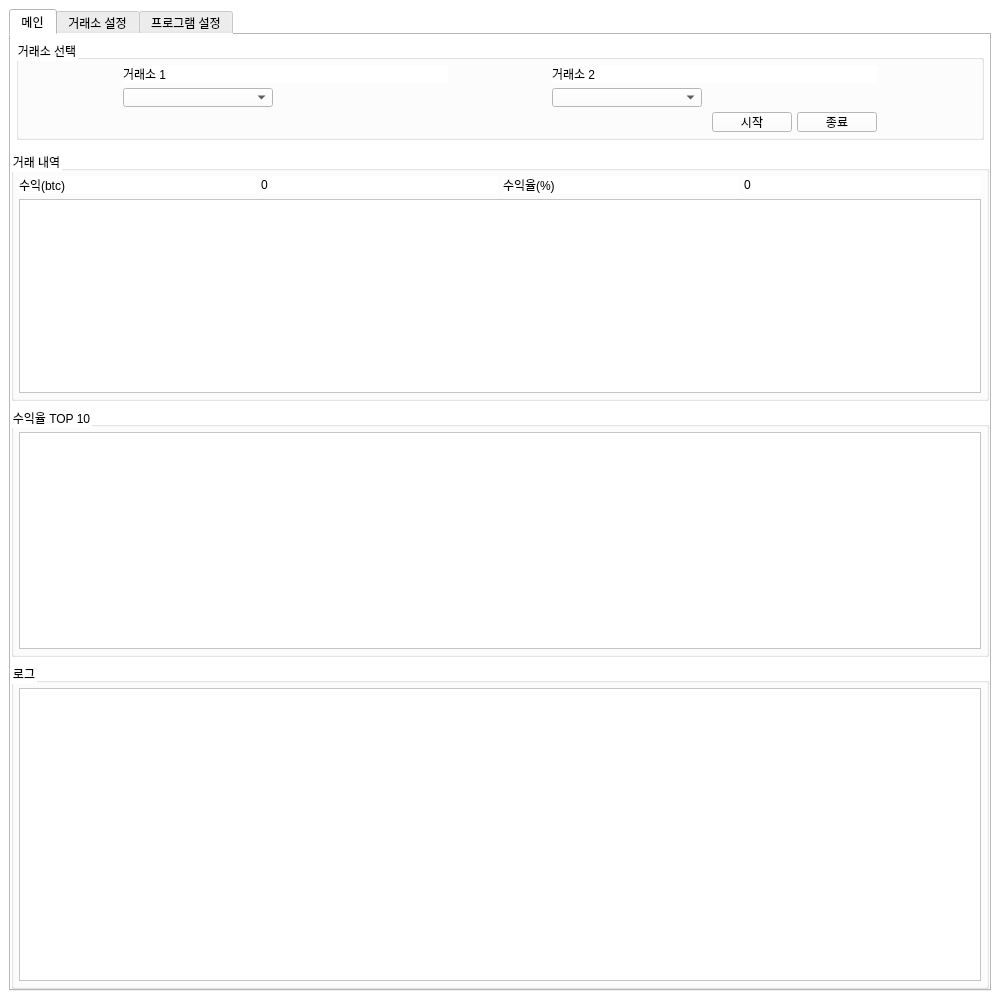
This is static/guis/main.ui in songsb13/DiffTrader as Qt 5 draws it before an edit. The edited form follows.
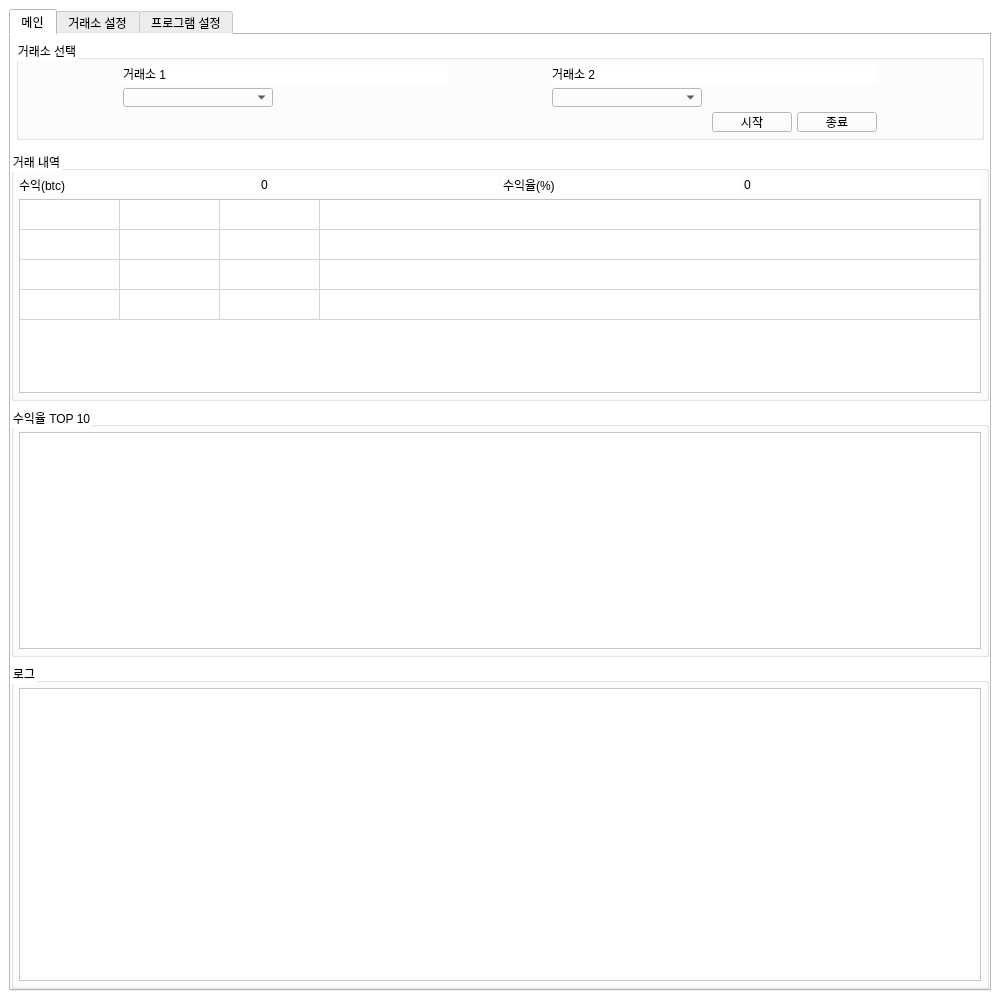
This is the edited form. Icons and pictures are not drawn.

Commit message: fixed view to widget

The edit to the form file:
```diff
--- a/static/guis/main.ui
+++ b/static/guis/main.ui
@@ -289,22 +289,6 @@
                </property>
               </widget>
              </item>
-             <item row="1" column="0" colspan="4">
-              <widget class="QTableView" name="tradeHistoryView">
-               <attribute name="horizontalHeaderCascadingSectionResizes">
-                <bool>true</bool>
-               </attribute>
-               <attribute name="horizontalHeaderDefaultSectionSize">
-                <number>125</number>
-               </attribute>
-               <attribute name="verticalHeaderCascadingSectionResizes">
-                <bool>true</bool>
-               </attribute>
-               <attribute name="verticalHeaderStretchLastSection">
-                <bool>true</bool>
-               </attribute>
-              </widget>
-             </item>
              <item row="0" column="1">
               <widget class="QLabel" name="profitBTC">
                <property name="text">
@@ -319,6 +303,63 @@
                </property>
               </widget>
              </item>
+             <item row="1" column="0" colspan="4">
+              <widget class="QTableWidget" name="tradeHistoryView">
+               <property name="showGrid">
+                <bool>true</bool>
+               </property>
+               <property name="wordWrap">
+                <bool>true</bool>
+               </property>
+               <property name="cornerButtonEnabled">
+                <bool>true</bool>
+               </property>
+               <property name="rowCount">
+                <number>4</number>
+               </property>
+               <property name="columnCount">
+                <number>4</number>
+               </property>
+               <attribute name="horizontalHeaderVisible">
+                <bool>false</bool>
+               </attribute>
+               <attribute name="horizontalHeaderHighlightSections">
+                <bool>true</bool>
+               </attribute>
+               <attribute name="horizontalHeaderShowSortIndicator" stdset="0">
+                <bool>false</bool>
+               </attribute>
+               <attribute name="horizontalHeaderStretchLastSection">
+                <bool>true</bool>
+               </attribute>
+               <attribute name="verticalHeaderVisible">
+                <bool>false</bool>
+               </attribute>
+               <attribute name="verticalHeaderCascadingSectionResizes">
+                <bool>false</bool>
+               </attribute>
+               <attribute name="verticalHeaderMinimumSectionSize">
+                <number>1</number>
+               </attribute>
+               <attribute name="verticalHeaderHighlightSections">
+                <bool>true</bool>
+               </attribute>
+               <attribute name="verticalHeaderShowSortIndicator" stdset="0">
+                <bool>false</bool>
+               </attribute>
+               <attribute name="verticalHeaderStretchLastSection">
+                <bool>false</bool>
+               </attribute>
+               <row/>
+               <row/>
+               <row/>
+               <row/>
+               <column/>
+               <column/>
+               <column/>
+               <column/>
+              </widget>
+             </item>
             </layout>
            </widget>
           </item>
```
Left out of the diff: 22 changed lines with no effect on the pictures.
